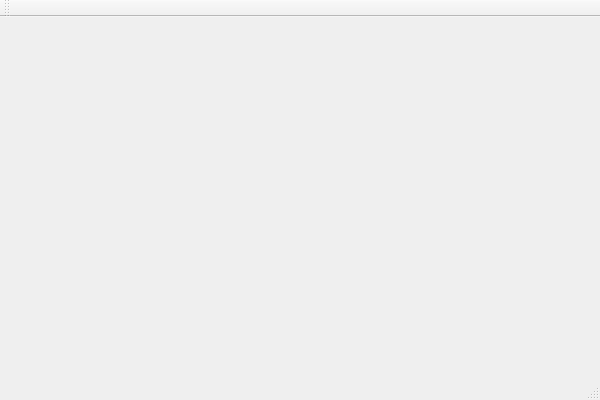
LINKHA/Auto3D, file AutoEditor/AutoEditor.ui: the form before one commit.
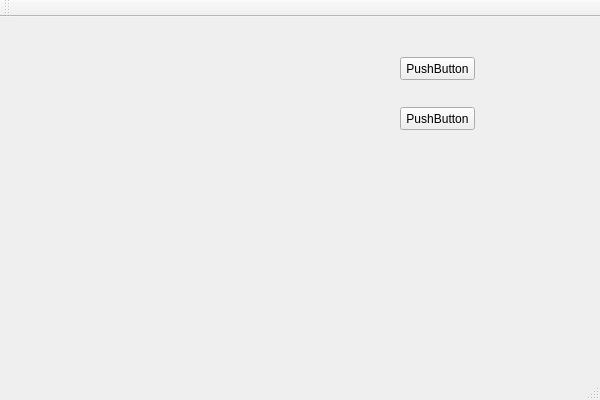
The form after the commit. Custom widgets are drawn as their Qt base class.

Diff of the .ui file:
```diff
--- a/AutoEditor/AutoEditor.ui
+++ b/AutoEditor/AutoEditor.ui
@@ -13,7 +13,44 @@
   <property name="windowTitle">
    <string>AutoEditor</string>
   </property>
-  <widget class="QWidget" name="centralWidget"/>
+  <widget class="QWidget" name="centralWidget">
+   <widget class="OpenGLWindow" name="widget" native="true">
+    <property name="geometry">
+     <rect>
+      <x>0</x>
+      <y>139</y>
+      <width>291</width>
+      <height>221</height>
+     </rect>
+    </property>
+   </widget>
+   <widget class="QPushButton" name="pushButton">
+    <property name="geometry">
+     <rect>
+      <x>400</x>
+      <y>40</y>
+      <width>75</width>
+      <height>23</height>
+     </rect>
+    </property>
+    <property name="text">
+     <string>PushButton</string>
+    </property>
+   </widget>
+   <widget class="QPushButton" name="pushButton_2">
+    <property name="geometry">
+     <rect>
+      <x>400</x>
+      <y>90</y>
+      <width>75</width>
+      <height>23</height>
+     </rect>
+    </property>
+    <property name="text">
+     <string>PushButton</string>
+    </property>
+   </widget>
+  </widget>
   <widget class="QMenuBar" name="menuBar">
    <property name="geometry">
     <rect>
@@ -35,6 +72,14 @@
   <widget class="QStatusBar" name="statusBar"/>
  </widget>
  <layoutdefault spacing="6" margin="11"/>
+ <customwidgets>
+  <customwidget>
+   <class>OpenGLWindow</class>
+   <extends>QWidget</extends>
+   <header>openglwindow.h</header>
+   <container>1</container>
+  </customwidget>
+ </customwidgets>
  <resources>
   <include location="AutoEditor.qrc"/>
  </resources>
```
